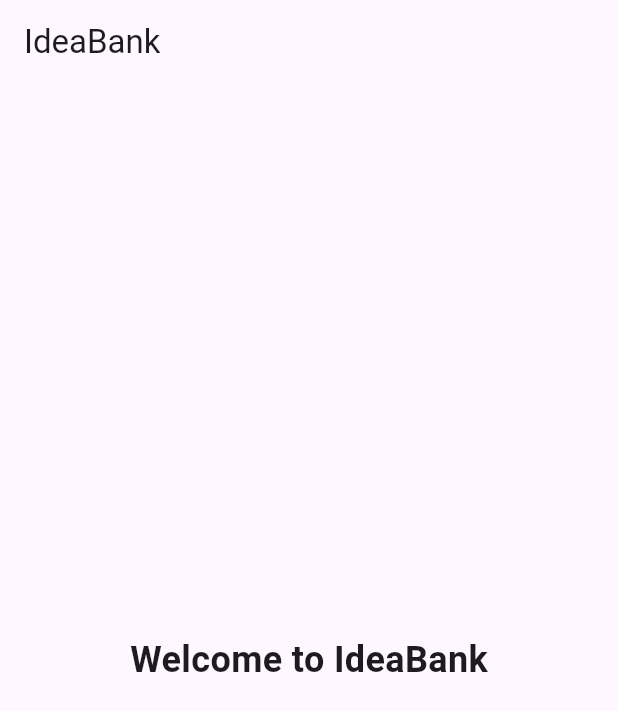
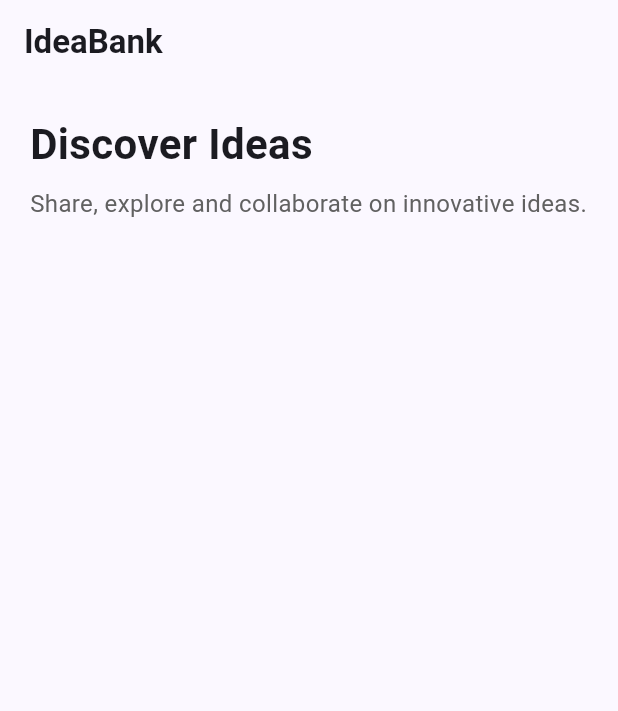
Before and after one commit to suvarshinigandham/ideabank, a Flutter app: the screen it shows after launch, on a phone screen of 412 x 824 dp. Shown: the top 711 px of the screen. Run offline on Flutter 3.47's test engine with Material 3 defaults, Android fonts, the phone set to English and light mode, and no system bars.

Commit message:
Create IdeaBank home screen

```diff
--- a/lib/main.dart
+++ b/lib/main.dart
@@ -13,20 +13,48 @@ class IdeaBankApp extends StatelessWidget {
       debugShowCheckedModeBanner: false,
       title: 'IdeaBank',
       theme: ThemeData(
-        primarySwatch: Colors.indigo,
+        colorScheme: ColorScheme.fromSeed(seedColor: Colors.indigo),
+        useMaterial3: true,
       ),
-      home: Scaffold(
-        appBar: AppBar(
-          title: const Text('IdeaBank'),
+      home: const HomePage(),
+    );
+  }
+}
+
+class HomePage extends StatelessWidget {
+  const HomePage({super.key});
+
+  @override
+  Widget build(BuildContext context) {
+    return Scaffold(
+      appBar: AppBar(
+        title: const Text(
+          'IdeaBank',
+          style: TextStyle(fontWeight: FontWeight.bold),
         ),
-        body: const Center(
-          child: Text(
-            'Welcome to IdeaBank',
-            style: TextStyle(
-              fontSize: 24,
-              fontWeight: FontWeight.bold,
+        centerTitle: false,
+      ),
+      body: Padding(
+        padding: const EdgeInsets.all(20),
+        child: Column(
+          crossAxisAlignment: CrossAxisAlignment.start,
+          children: [
+            const Text(
+              'Discover Ideas',
+              style: TextStyle(
+                fontSize: 28,
+                fontWeight: FontWeight.bold,
+              ),
             ),
-          ),
+            const SizedBox(height: 8),
+            Text(
+              'Share, explore and collaborate on innovative ideas.',
+              style: TextStyle(
+                fontSize: 16,
+                color: Colors.grey.shade700,
+              ),
+            ),
+          ],
         ),
       ),
     );
```
Also changed, not shown: 1 other file.
